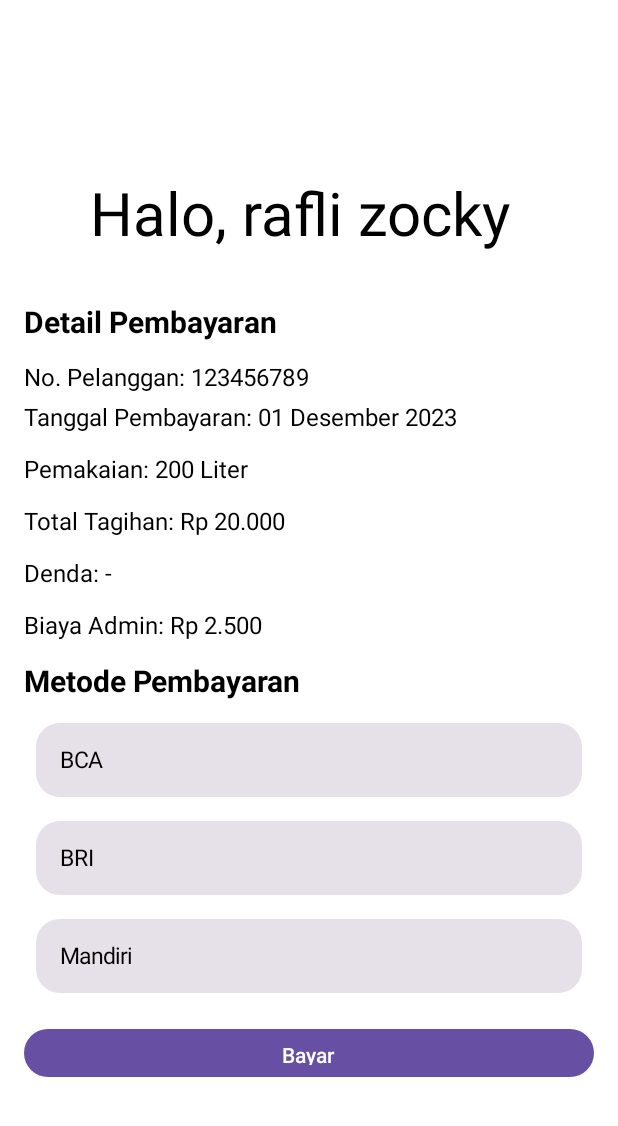
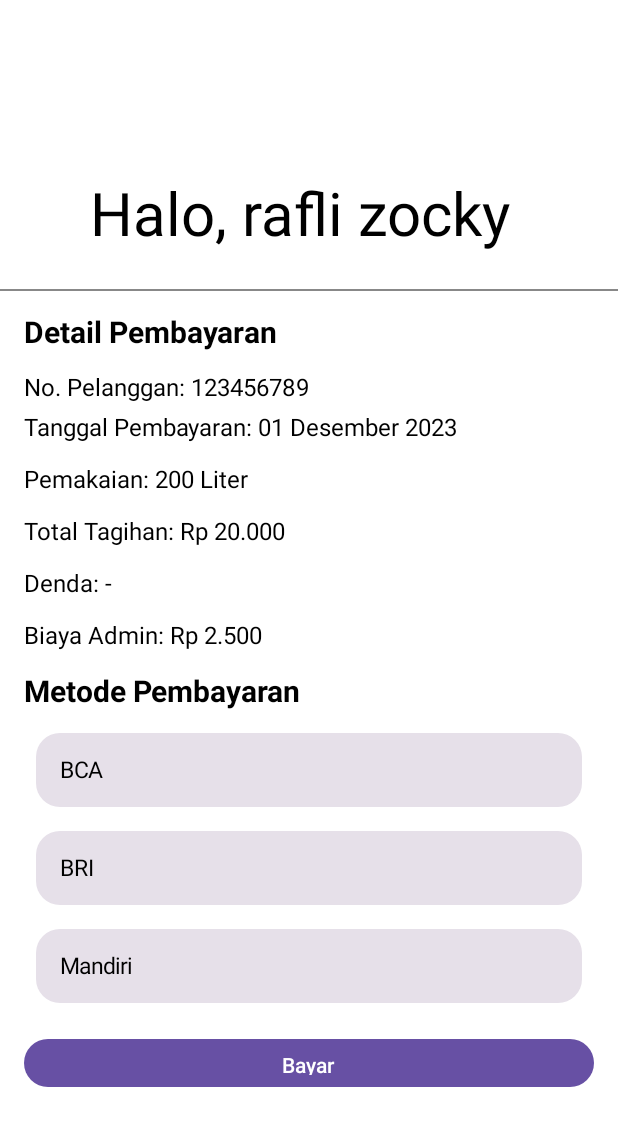
Before and after one commit to raflizocky/sayangair-bangkit, an Android app built with Jetpack Compose: the @Preview function X, on a phone screen of 412 x 824 dp. Shown: the top 1126 px of the screen. Run offline under Robolectric (Android 15) with nearby library versions, the phone set to English and light mode, and no system bars.

Commit message:
add line/divider

```diff
--- a/app/src/main/java/com/waterissue/sayangair/presentation/payment/PaymentScreen.kt
+++ b/app/src/main/java/com/waterissue/sayangair/presentation/payment/PaymentScreen.kt
@@ -1,8 +1,13 @@
 package com.waterissue.sayangair.presentation.payment
 
 import androidx.compose.foundation.layout.Column
+import androidx.compose.foundation.layout.paddingFromBaseline
+import androidx.compose.material3.Divider
 import androidx.compose.runtime.Composable
+import androidx.compose.ui.Modifier
+import androidx.compose.ui.graphics.Color
 import androidx.compose.ui.tooling.preview.Preview
+import androidx.compose.ui.unit.dp
 import com.waterissue.sayangair.presentation.payment.component.PaymentDetail
 import com.waterissue.sayangair.presentation.payment.component.User
 
@@ -10,10 +15,10 @@ import com.waterissue.sayangair.presentation.payment.component.User
 fun PaymentScreen() {
     Column {
         Banner()
+        Line()
         Payment()
     }
 }
-
 
 @Composable
 fun Banner() {
@@ -24,8 +29,21 @@ fun Banner() {
 
 @Composable
 fun Payment() {
-    PaymentDetail()
+    Column {
+        PaymentDetail()
+    }
 }
+
+@Composable
+fun Line() {
+    Divider(
+        modifier = Modifier
+            .paddingFromBaseline(5.dp),
+        1.dp,
+        Color.Gray
+    )
+}
+
 
 @Composable
 @Preview(showBackground = true)
```
